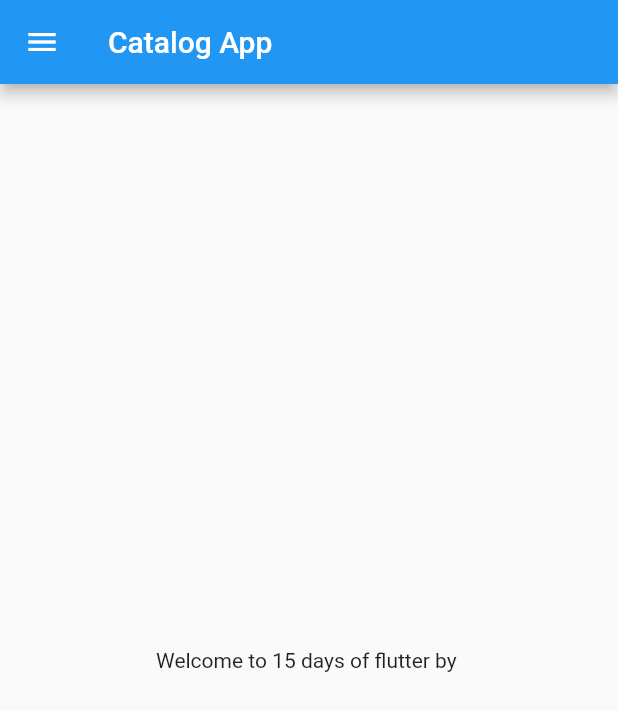
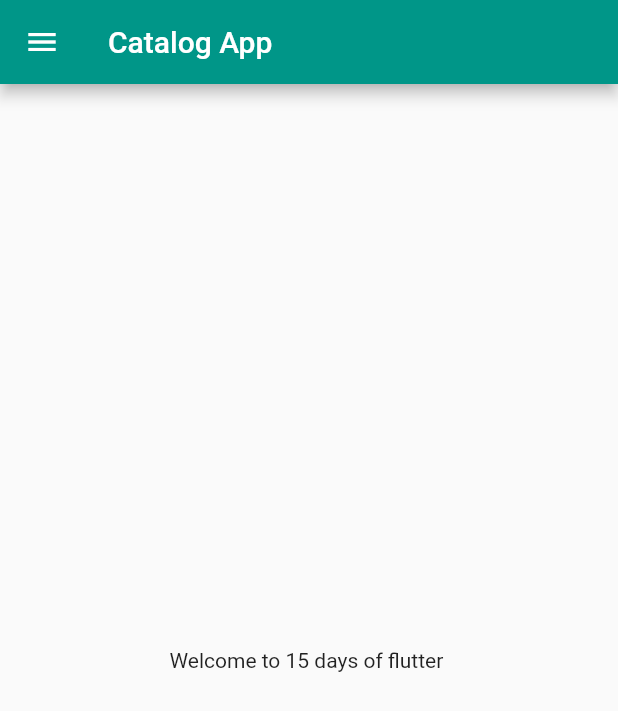
Before and after one commit to anoushkasud/getting-started-with-flutter, a Flutter app: the screen it shows after launch, on a phone screen of 412 x 824 dp. Shown: the top 711 px of the screen. Run offline on Flutter 3.47's test engine with Material 2 defaults, Android fonts, the phone set to English and light mode, and no system bars.

Commit message:
day3 completed

```diff
--- a/lib/main.dart
+++ b/lib/main.dart
@@ -1,5 +1,8 @@
+// ignore_for_file: prefer_const_constructors
+
 import 'package:flutter/material.dart';
-import 'package:flutter_application_1/home_page.dart';
+import 'package:flutter_application_1/pages/home_page.dart';
+import 'package:flutter_application_1/pages/login.dart';
 
 void main() {
   runApp(Myapp());
@@ -11,7 +14,18 @@ class Myapp extends StatelessWidget {
   @override
   Widget build(BuildContext context) {
     return MaterialApp(
-      home: HomePage(),
+      // home: HomePage(),
+      themeMode: ThemeMode.light,
+      theme: ThemeData(primarySwatch: Colors.teal),
+      darkTheme: ThemeData(
+        brightness: Brightness.dark,
+      ),
+      initialRoute: "/home",
+      routes: {
+        "/": (context) => LoginPage(),
+        "/home": (context) => HomePage(),
+        "/login": (context) => LoginPage(),
+      },
     );
   }
 }
--- a/lib/home_page.dart
+++ b/lib/pages/home_page.dart
@@ -1,3 +1,5 @@
+// ignore_for_file: prefer_const_constructors
+
 import 'package:flutter/material.dart';
 
 class HomePage extends StatelessWidget {
@@ -14,7 +16,7 @@ class HomePage extends StatelessWidget {
       body: Center(
         child: Container(
           child: Text(
-              "Welcome to $days days of $lan by "), //string interpolation using $ sign or + sign
+              "Welcome to $days days of $lan "), //string interpolation using $ sign or + sign
         ),
       ),
       drawer: Drawer(),
```
Also changed, not shown: lib/pages/login.dart (added, +21 -0 lines), 1 other file.
